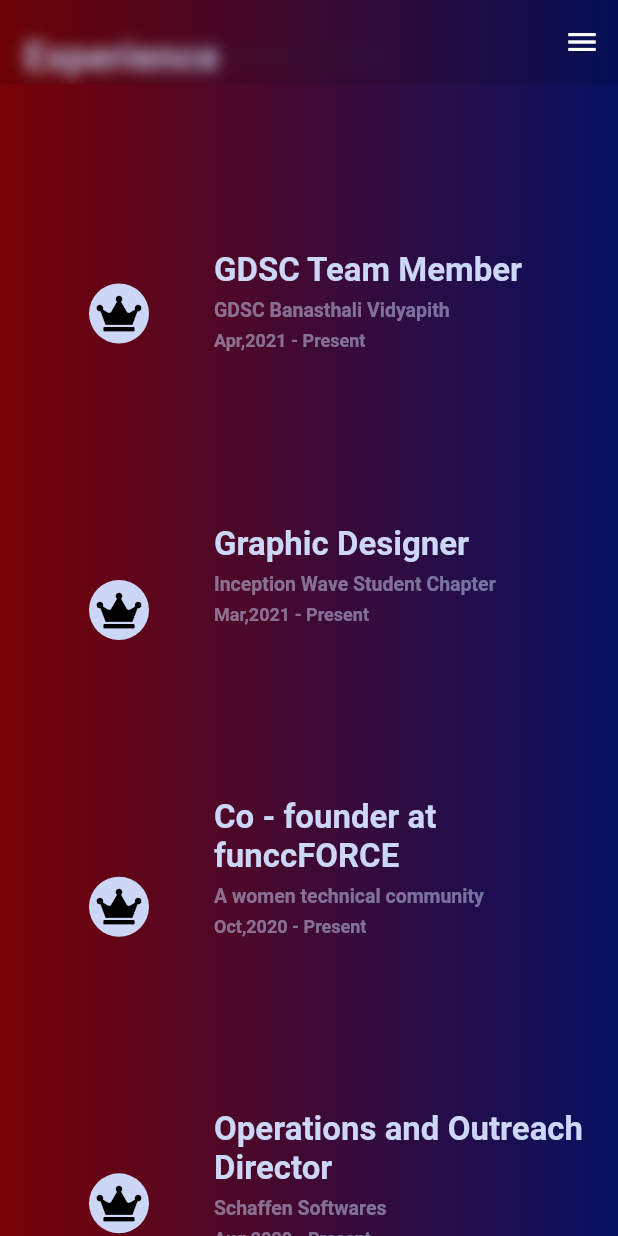
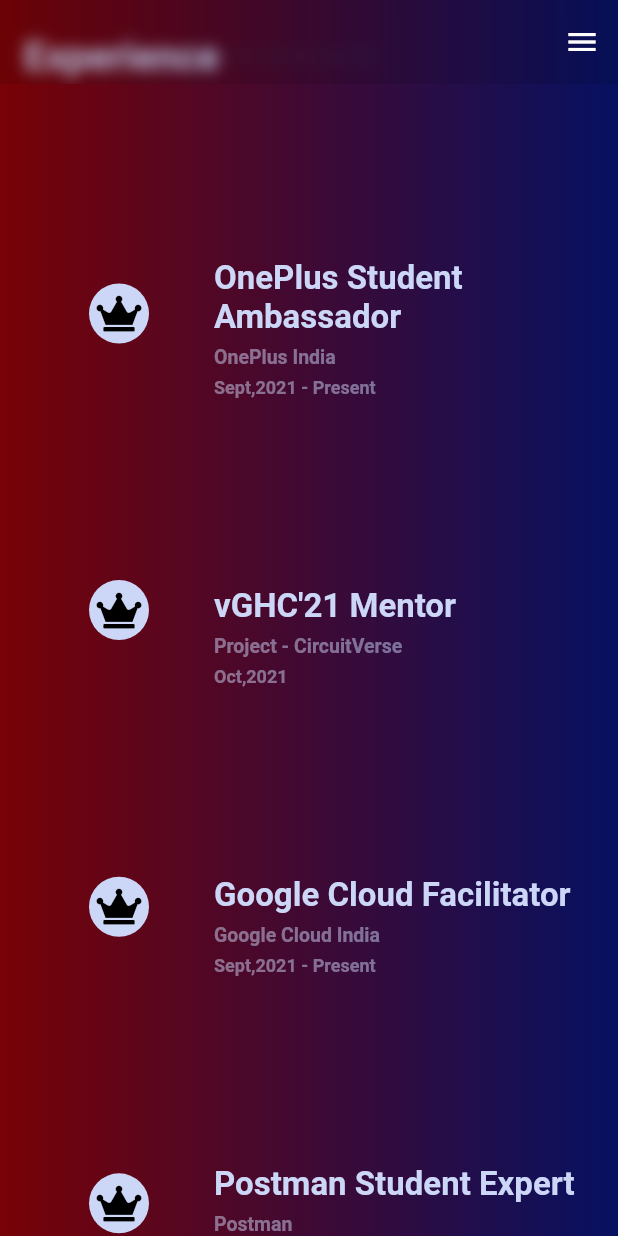
Before and after one commit to sakshiisaxena/portfolio, a Flutter app: the screen it shows after launch, scrolled down 1152 dp, on a phone screen of 412 x 824 dp. Run offline on Flutter 3.47's test engine with Material 2 defaults, Android fonts, the phone set to English and light mode, and no system bars; our stand-ins replace font_awesome_flutter, scroll_to_index.

Commit message:
added new changes and updated

```diff
--- a/lib/About.dart
+++ b/lib/About.dart
@@ -210,7 +210,7 @@
             color: Colors.black54,
             child: Image(
               fit: BoxFit.cover,
-              image: AssetImage("images/sakshi.jpeg"),
+              image: AssetImage("images/sakshi-saxena.jpg"),
             ),
           ),
           Container(
--- a/lib/MobileHome.dart
+++ b/lib/MobileHome.dart
@@ -557,13 +557,13 @@
                       },
                       iconSize: 15.0,
                     ),
-                    IconButton(
-                        icon: Icon(Icons.call),
-                        color: Color(0xffffA8B2D1),
-                        iconSize: 16.0,
-                        onPressed: () {
-                          method.launchCaller();
-                        }),
+                    // IconButton(
+                    //     icon: Icon(Icons.call),
+                    //     color: Color(0xffffA8B2D1),
+                    //     iconSize: 16.0,
+                    //     onPressed: () {
+                    //       method.launchCaller();
+                    //     }),
                     IconButton(
                         icon: Icon(Icons.mail),
                         color: Color(0xffffA8B2D1),
--- a/lib/MobileWorkBox.dart
+++ b/lib/MobileWorkBox.dart
@@ -9,37 +9,36 @@
       crossAxisAlignment: CrossAxisAlignment.start,
       children: [
         WorkCustomData(
-          title: "GDSC Team Member",
+          title: "OnePlus Student Ambassador",
           subTitle:
-          "GDSC Banasthali Vidyapith",
-          duration: "Apr,2021 - Present",
+          "OnePlus India",
+          duration: "Sept,2021 - Present",
         ),
         WorkCustomData(
-          title: "Graphic Designer",
+          title: "vGHC'21 Mentor",
           subTitle:
-          "Inception Wave Student Chapter",
-          duration: "Mar,2021 - Present",
+          "Project - CircuitVerse",
+          duration: "Oct,2021",
         ),
         WorkCustomData(
-          title: "Co - founder at funccFORCE",
+          title: "Google Cloud Facilitator",
           subTitle:
-          "A women technical community",
-          duration: "Oct,2020 - Present",
+          "Google Cloud India",
+          duration: "Sept,2021 - Present",
         ),
         WorkCustomData(
-          title: "Operations and Outreach Director",
+          title: "Postman Student Expert",
           subTitle:
-          "Schaffen Softwares",
-          duration: "Aug,2020 - Present",
+          "Postman",
+          duration: "Aug,2021 - Present",
         ),
         WorkCustomData(
           title:
-          "Blogger & Operational Lead",
+          "Founder - funccFORCE",
           subTitle:
-          "Blogscord powered by Schaffen Softwares",
-          duration: "April,2020 - Present",
+          "A women centric community",
+          duration: "Oct,2020 - Present",
         ),
-
       ],
     );
   }
--- a/lib/WorkBox.dart
+++ b/lib/WorkBox.dart
@@ -9,37 +9,36 @@
       crossAxisAlignment: CrossAxisAlignment.start,
       children: [
         WorkCustomData(
-          title: "GDSC Team Member",
+          title: "OnePlus Student Ambassador",
           subTitle:
-          "GDSC Banasthali Vidyapith",
-          duration: "Apr,2021 - Present",
+          "OnePlus India",
+          duration: "Sept,2021 - Present",
         ),
         WorkCustomData(
-          title: "Graphic Designer",
+          title: "vGHC'21 Mentor",
           subTitle:
-          "Inception Wave Student Chapter",
-          duration: "Mar,2021 - Present",
+          "Project - CircuitVerse",
+          duration: "Oct,2021",
         ),
         WorkCustomData(
-          title: "Co - founder at funccFORCE",
+          title: "Google Cloud Facilitator",
           subTitle:
-          "A women technical community",
-          duration: "Oct,2020 - Present",
+          "Google Cloud India",
+          duration: "Sept,2021 - Present",
         ),
         WorkCustomData(
-          title: "Operations and Outreach Director",
+          title: "Postman Student Expert",
           subTitle:
-          "Schaffen Softwares",
-          duration: "Aug,2020 - Present",
+          "Postman",
+          duration: "Aug,2021 - Present",
         ),
         WorkCustomData(
           title:
-          "Blogger & Operational Lead",
+          "Founder - funccFORCE",
           subTitle:
-          "Blogscord powered by Schaffen Softwares",
-          duration: "April,2020 - Present",
+          "A women centric community",
+          duration: "Oct,2020 - Present",
         ),
-
       ],
     );
   }
--- a/pubspec.yaml
+++ b/pubspec.yaml
@@ -51,12 +51,14 @@
   # To add assets to your application, add an assets section, like this:
   assets:
     - images/sakshi.jpeg
+    - images/sakshi-saxena.jpg
     - images/pic1.jpg
     - images/pic2.jpg
     - images/pic3.jpg
     - images/pic4.jpg
     - images/pic5.jpg
     - images/pic6.jpg
+    - images/pic7.jpg
 
   # An image asset can refer to one or more resolution-specific "variants", see
   # https://flutter.dev/assets-and-images/#resolution-aware.
```
Also changed, not shown: lib/Home.dart (+23 -10 lines), lib/Method.dart (+8 -8 lines), images/pic7.jpg (added), images/sakshi-saxena.jpg (added), pubspec.lock.
